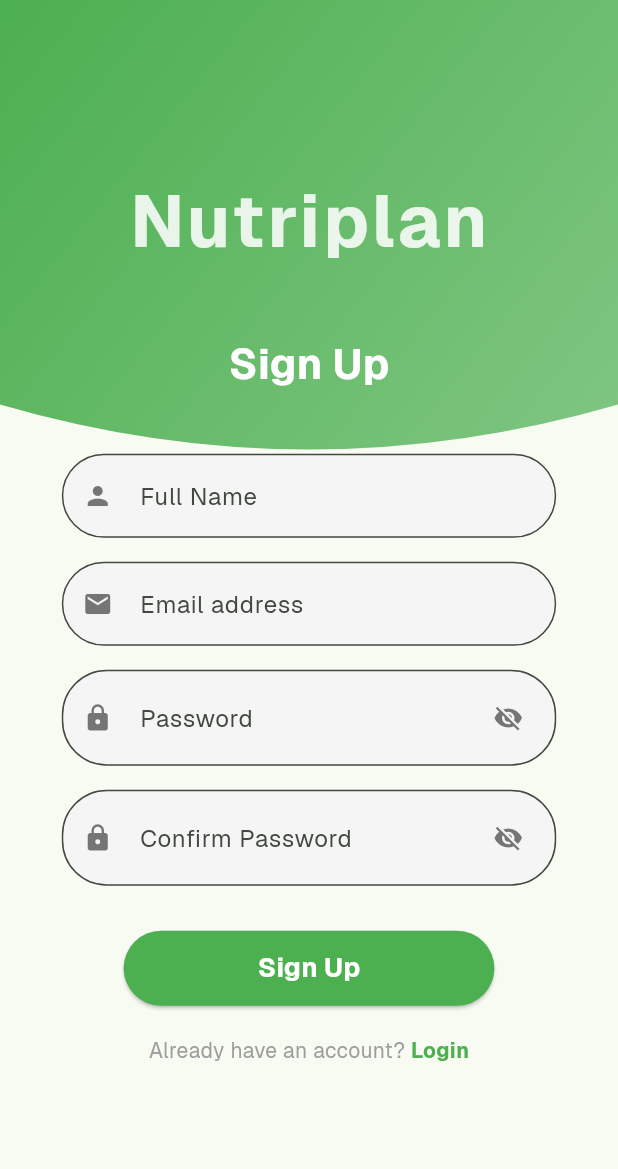
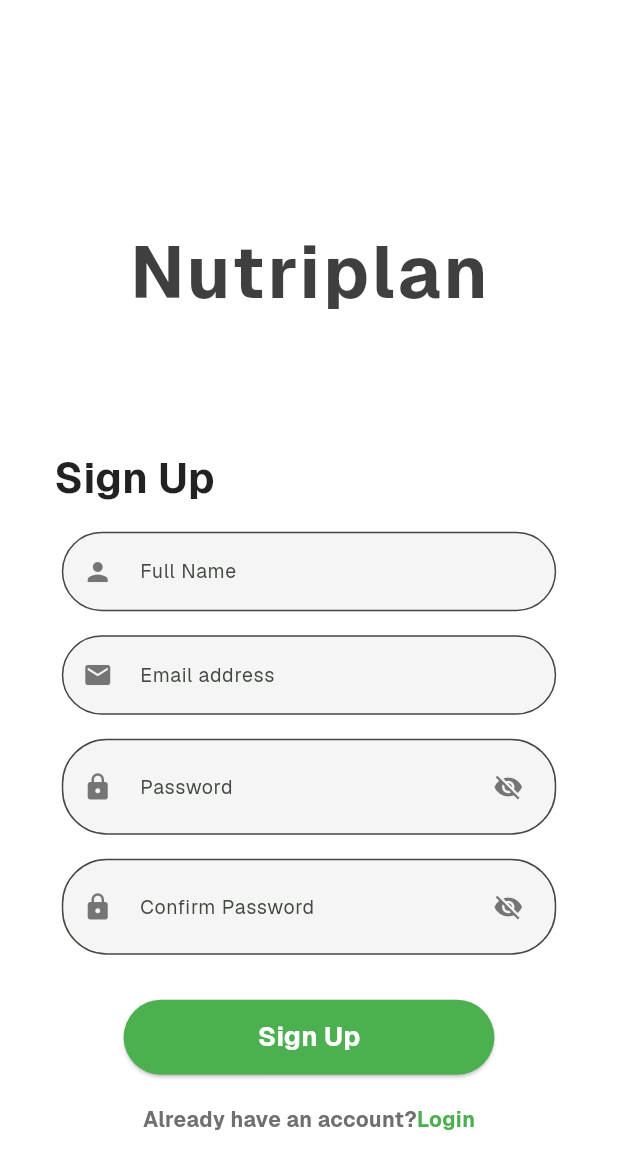
Before and after one commit to KyanClark/NutriPlan, a Flutter app: the screen it shows after launch, after a tap on "Login", after a tap on "Sign Up", on a phone screen of 412 x 824 dp. Shown: the top 1169 px of the screen. Run offline on Flutter 3.47's test engine with Material 3 defaults, Android fonts, the phone set to English and light mode, and no system bars; our stand-ins replace fl_chart, image_picker, shared_preferences, supabase_flutter; accounts and stored records are empty; network calls fail; project files that could hold a hidden picture were left out.

Commit message:
Refactor auth screens for improved layout and style
Removed DecorativeAuthBackground from login and signup screens, setting background color to white and adjusting paddings, font sizes, and layout for a cleaner, more modern look. Updated AnimatedLogo text color to black for better contrast. DecorativeAuthBackground widget was slightly adjusted for positioning but is no longer used in auth screens.

```diff
--- a/lib/screens/auth/login_screen.dart
+++ b/lib/screens/auth/login_screen.dart
@@ -2,7 +2,6 @@ import 'package:flutter/material.dart';
 import 'package:nutriplan/screens/home/home_page.dart';
 import 'signup_screen.dart';
 import '../../widgets/animated_logo.dart';
-import '../../widgets/decorative_auth_background.dart';
 import 'package:supabase_flutter/supabase_flutter.dart';
 import '../onboarding/diet_type.dart';
 import '../../services/login_history_service.dart';
@@ -159,8 +158,8 @@ class _LoginScreenState extends State<LoginScreen> {
         MediaQuery.of(context).size.height < 900 ? 16.0 : 24.0;
 
     return Scaffold(
-      body: DecorativeAuthBackground(
-        child: Center(
+      backgroundColor: Colors.white,
+      body: Center(
         child: ConstrainedBox(
           constraints: const BoxConstraints(maxWidth: 430),
           child: Padding(
@@ -170,8 +169,9 @@ class _LoginScreenState extends State<LoginScreen> {
             ),
             child: SingleChildScrollView(
               child: Column(
-                  mainAxisAlignment: MainAxisAlignment.center,
+                mainAxisAlignment: MainAxisAlignment.start,
                 children: [
+                  const SizedBox(height: 40), // Move layout up slightly
                     const AnimatedLogo(),
                     const SizedBox(height: 32),
                     const Align(
@@ -182,7 +182,7 @@ class _LoginScreenState extends State<LoginScreen> {
                         child: Text(
                           'Login',
                           style: TextStyle(
-                            fontSize: 28,
+                            fontSize: 24,
                             fontWeight: FontWeight.bold,
                             color: Colors.black87,
                           ),
@@ -200,11 +200,13 @@ class _LoginScreenState extends State<LoginScreen> {
                           children: [
                                 SizedBox(
                                   width:
-                                      MediaQuery.of(context).size.width * 0.8,
+                                      MediaQuery.of(context).size.width * 0.75,
                                   child: TextFormField(
                                   controller: _emailController,
+                                  style: const TextStyle(fontSize: 14),
                                   decoration: InputDecoration(
                                     labelText: 'Email address',
+                                      labelStyle: const TextStyle(fontSize: 13),
                                       filled: true,
                                       fillColor: Colors.grey[100],
                                       prefixIcon: Padding(
@@ -245,11 +247,13 @@ class _LoginScreenState extends State<LoginScreen> {
                             ),
                             const SizedBox(height: 16),
                                 SizedBox(
-                                  width: MediaQuery.of(context).size.width * 0.8,
+                                  width: MediaQuery.of(context).size.width * 0.75,
                                   child: TextFormField(
                               controller: _passwordController,
+                              style: const TextStyle(fontSize: 14),
                               decoration: InputDecoration(
                                 labelText: 'Password',
+                                      labelStyle: const TextStyle(fontSize: 13),
                                       filled: true,
                                       fillColor: Colors.grey[100],
                                       prefixIcon: Padding(
@@ -294,7 +298,7 @@ class _LoginScreenState extends State<LoginScreen> {
                             _isLoading
                                 ? const CircularProgressIndicator()
                                 : SizedBox(
-                                        width: MediaQuery.of(context).size.width * 0.8,
+                                        width: MediaQuery.of(context).size.width * 0.75,
                                     child: ElevatedButton(
                                       style: ElevatedButton.styleFrom(
                                             backgroundColor:
@@ -305,7 +309,7 @@ class _LoginScreenState extends State<LoginScreen> {
                                               BorderRadius.circular(30),
                                         ),
                                         padding: const EdgeInsets.symmetric(
-                                              vertical: 18,
+                                              vertical: 14,
                                         ),
                                       ),
                                       onPressed: _login,
@@ -326,7 +330,7 @@ class _LoginScreenState extends State<LoginScreen> {
                               right: 0,
                               child: Container(
                                 width:
-                                    MediaQuery.of(context).size.width * 0.8,
+                                    MediaQuery.of(context).size.width * 0.75,
                                 decoration: BoxDecoration(
                                   color: Colors.white,
                                   borderRadius: BorderRadius.circular(12),
@@ -426,7 +430,6 @@ class _LoginScreenState extends State<LoginScreen> {
             ),
           ),
         ),
-      ),
       );
   }
 }
--- a/lib/screens/auth/signup_screen.dart
+++ b/lib/screens/auth/signup_screen.dart
@@ -2,7 +2,6 @@ import 'package:flutter/material.dart';
 import 'package:nutriplan/screens/auth/desktop_email_verification_screen.dart';
 import 'login_screen.dart';
 import '../../widgets/animated_logo.dart';
-import '../../widgets/decorative_auth_background.dart';
 
 class SignupScreen extends StatefulWidget {
   const SignupScreen({super.key});
@@ -60,28 +59,43 @@ class _SignupScreenState extends State<SignupScreen> {
 
   @override
   Widget build(BuildContext context) {
+    final double horizontalPadding =
+        MediaQuery.of(context).size.width < 430 ? 16.0 : 24.0;
+    final double verticalPadding =
+        MediaQuery.of(context).size.height < 900 ? 16.0 : 24.0;
+
     return Scaffold(
-      body: DecorativeAuthBackground(
-        child: SafeArea(
-          child: Center(
+      backgroundColor: Colors.white,
+      body: Center(
+        child: ConstrainedBox(
+          constraints: const BoxConstraints(maxWidth: 430),
+          child: Padding(
+            padding: EdgeInsets.symmetric(
+              horizontal: horizontalPadding,
+              vertical: verticalPadding,
+            ),
             child: SingleChildScrollView(
-              padding: const EdgeInsets.all(20.0),
               child: Column(
-                mainAxisAlignment: MainAxisAlignment.center,
+                mainAxisAlignment: MainAxisAlignment.start,
                 children: [
+                  const SizedBox(height: 80), // Move layout up
                   const AnimatedLogo(),
-                  const SizedBox(height: 40),
-
-                  // Title
-                  const Text(
+                  const SizedBox(height: 32),
+                  const Align(
+                    alignment: Alignment.centerLeft,
+                    child: Padding(
+                      padding:
+                          EdgeInsets.only(left: 20.0, top: 50, bottom: 16.0),
+                      child: Text(
                         'Sign Up',
                         style: TextStyle(
                           fontSize: 28,
                           fontWeight: FontWeight.bold,
-                      color: Colors.white,
+                          color: Colors.black87,
                         ),
                       ),
-                  const SizedBox(height: 40),
+                    ),
+                  ),
 
                   // Signup Form
                   Form(
@@ -92,8 +106,10 @@ class _SignupScreenState extends State<SignupScreen> {
                               width: MediaQuery.of(context).size.width * 0.8,
                               child: TextFormField(
                                 controller: _fullNameController,
+                                style: const TextStyle(fontSize: 14),
                                 decoration: InputDecoration(
                                   labelText: 'Full Name',
+                                  labelStyle: const TextStyle(fontSize: 13),
                                   filled: true,
                                   fillColor: Colors.grey[100],
                                   prefixIcon: Padding(
@@ -120,8 +136,10 @@ class _SignupScreenState extends State<SignupScreen> {
                               width: MediaQuery.of(context).size.width * 0.8,
                               child: TextFormField(
                                 controller: _emailController,
+                                style: const TextStyle(fontSize: 14),
                                 decoration: InputDecoration(
                                   labelText: 'Email address',
+                                  labelStyle: const TextStyle(fontSize: 13),
                                   filled: true,
                                   fillColor: Colors.grey[100],
                                   prefixIcon: Padding(
@@ -152,8 +170,10 @@ class _SignupScreenState extends State<SignupScreen> {
                               width: MediaQuery.of(context).size.width * 0.8,
                               child: TextFormField(
                                 controller: _passwordController,
+                                style: const TextStyle(fontSize: 14),
                                 decoration: InputDecoration(
                                   labelText: 'Password',
+                                  labelStyle: const TextStyle(fontSize: 13),
                                   filled: true,
                                   fillColor: Colors.grey[100],
                                   prefixIcon: Padding(
@@ -199,8 +219,10 @@ class _SignupScreenState extends State<SignupScreen> {
                               width: MediaQuery.of(context).size.width * 0.8,
                               child: TextFormField(
                                 controller: _confirmPasswordController,
+                                style: const TextStyle(fontSize: 14),
                                 decoration: InputDecoration(
                                   labelText: 'Confirm Password',
+                                  labelStyle: const TextStyle(fontSize: 13),
                                   filled: true,
                                   fillColor: Colors.grey[100],
                                   prefixIcon: Padding(
@@ -273,8 +295,11 @@ class _SignupScreenState extends State<SignupScreen> {
                               mainAxisAlignment: MainAxisAlignment.center,
                               children: [
                             const Text(
-                                  'Already have an account? ',
-                                  style: TextStyle(color: Colors.grey),
+                              "Already have an account?",
+                              style: TextStyle(
+                                color: Color.fromARGB(255, 112, 110, 110),
+                                fontWeight: FontWeight.bold,
+                              ),
                             ),
                                 GestureDetector(
                                   onTap: () {
--- a/lib/widgets/animated_logo.dart
+++ b/lib/widgets/animated_logo.dart
@@ -45,7 +45,7 @@ class _AnimatedLogoState extends State<AnimatedLogo> with SingleTickerProviderSt
           style: TextStyle(
             fontSize: 48,
             fontWeight: FontWeight.bold,
-            color: Colors.white,
+            color: Colors.black87,
             letterSpacing: 2,
           ),
         ),
--- a/lib/widgets/decorative_auth_background.dart
+++ b/lib/widgets/decorative_auth_background.dart
@@ -8,8 +8,12 @@ class DecorativeAuthBackground extends StatelessWidget {
   Widget build(BuildContext context) {
     return Stack(
       children: [
-        // Pink/red curved background
-        ClipPath(
+        // Green curved background
+        Positioned(
+          top: -20, // Move the background up by 20 pixels
+          left: 0,
+          right: 0,
+          child: ClipPath(
             clipper: _TopCurveClipper(),
             child: Container(
               height: MediaQuery.of(context).size.height * 0.4,
@@ -18,6 +22,7 @@ class DecorativeAuthBackground extends StatelessWidget {
                   colors: [Color(0xFF4CAF50), Color(0xFF81C784)],
                   begin: Alignment.topLeft,
                   end: Alignment.bottomRight,
+                ),
               ),
             ),
           ),
```
Lines whose indentation alone changed are shown as unchanged.
